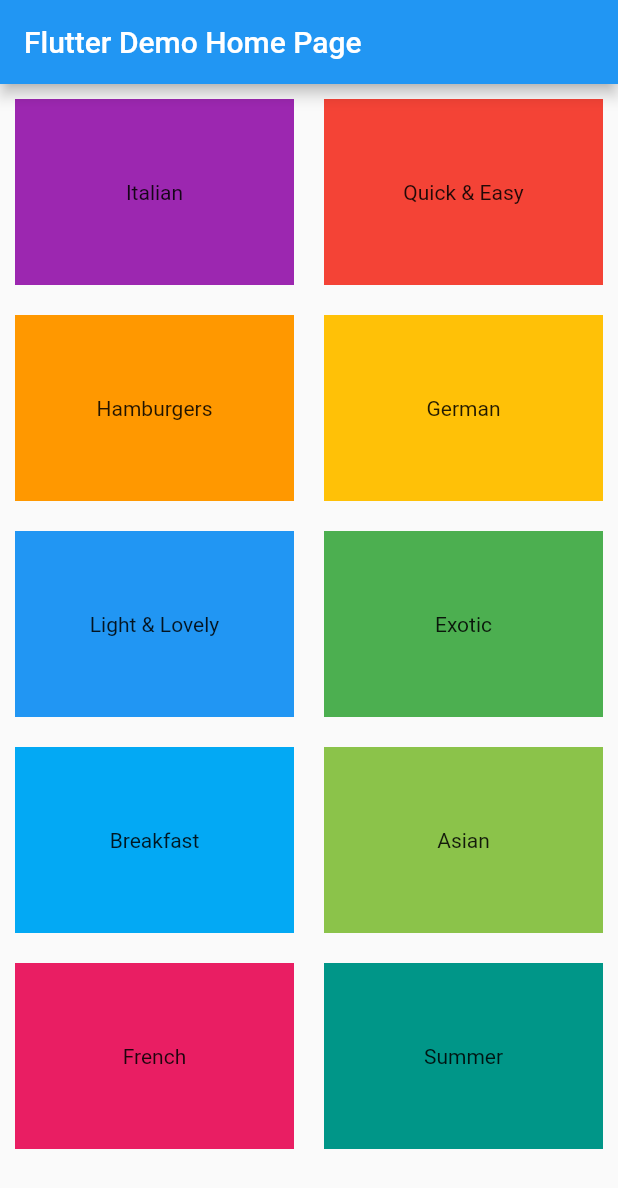
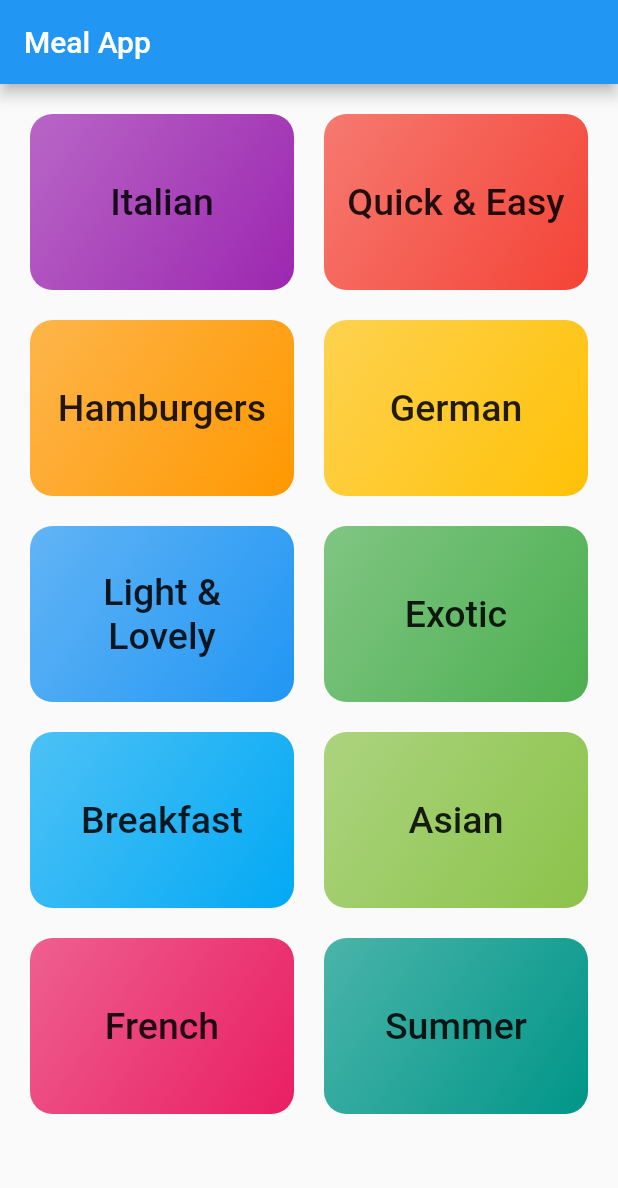
Before and after one commit to MahmoudElsayed-eg/flutter_meal_app, a Flutter app: the screen it shows after launch, on a phone screen of 412 x 824 dp. Shown: the top 1188 px of the screen. Run offline on Flutter 3.47's test engine with Material 2 defaults, Android fonts, the phone set to English and light mode, and no system bars.

Commit message:
removed the home screen and replaced it with categories_screen.dart and some ui changes

```diff
--- /dev/null
+++ b/lib/category_item.dart
@@ -0,0 +1,24 @@
+import 'package:flutter/cupertino.dart';
+import 'package:flutter/material.dart';
+
+class CategoryItem extends StatelessWidget {
+  final String title;
+  final Color color;
+
+  const CategoryItem({Key? key, required this.title, required this.color})
+      : super(key: key);
+
+  @override
+  Widget build(BuildContext context) {
+    return Container(
+      padding: const EdgeInsets.all(15),
+      decoration: BoxDecoration(
+          gradient: LinearGradient(
+              colors: [color.withOpacity(0.7), color],
+              begin: Alignment.topLeft,
+              end: Alignment.bottomRight),
+          borderRadius: BorderRadius.circular(15)),
+      child: Center(child: Text(title,style: TextStyle(fontWeight: FontWeight.w500,fontSize: 25,),textAlign: TextAlign.center,)),
+    );
+  }
+}
--- a/lib/main.dart
+++ b/lib/main.dart
@@ -13,28 +13,7 @@ class MyApp extends StatelessWidget {
       theme: ThemeData(
         primarySwatch: Colors.blue,
       ),
-      home: MyHomePage(title: 'Flutter Demo Home Page'),
+      home: CategoriesScreen(),
     );
   }
 }
-
-class MyHomePage extends StatefulWidget {
-  MyHomePage({Key? key, required this.title}) : super(key: key);
-  final String title;
-
-  @override
-  _MyHomePageState createState() => _MyHomePageState();
-}
-
-class _MyHomePageState extends State<MyHomePage> {
-
-  @override
-  Widget build(BuildContext context) {
-    return Scaffold(
-      appBar: AppBar(
-        title: Text(widget.title),
-      ),
-      body: CategoriesScreen(),
-    );
-  }
-}
--- a/lib/screens/categories_screen.dart
+++ b/lib/screens/categories_screen.dart
@@ -1,4 +1,5 @@
 import 'package:flutter/material.dart';
+import 'package:flutter_meal_app/category_item.dart';
 import 'package:flutter_meal_app/dummy_data.dart';
 
 class CategoriesScreen extends StatelessWidget {
@@ -6,16 +7,18 @@ class CategoriesScreen extends StatelessWidget {
 
   @override
   Widget build(BuildContext context) {
-    return Padding(
-      padding: const EdgeInsets.all(10.0),
-      child: GridView(
+    return Scaffold(appBar: AppBar(title: const Text("Meal App"),),
+      body: Padding(
+        padding: const EdgeInsets.all(20.0),
+        child: GridView(
           gridDelegate: SliverGridDelegateWithMaxCrossAxisExtent(
               maxCrossAxisExtent: 200,
               childAspectRatio: 3 / 2,
               crossAxisSpacing: 20,
-              mainAxisSpacing: 20),children: DUMMY_CATEGORIES.map((e) {
-                return Container(color: e.color,child: Center(child: Text(e.title)),);
-      }).toList(),),
+              mainAxisSpacing: 20),
+          children: DUMMY_CATEGORIES.map((e) => CategoryItem(title: e.title, color: e.color)).toList(),
+        ),
+      ),
     );
   }
 }
```
